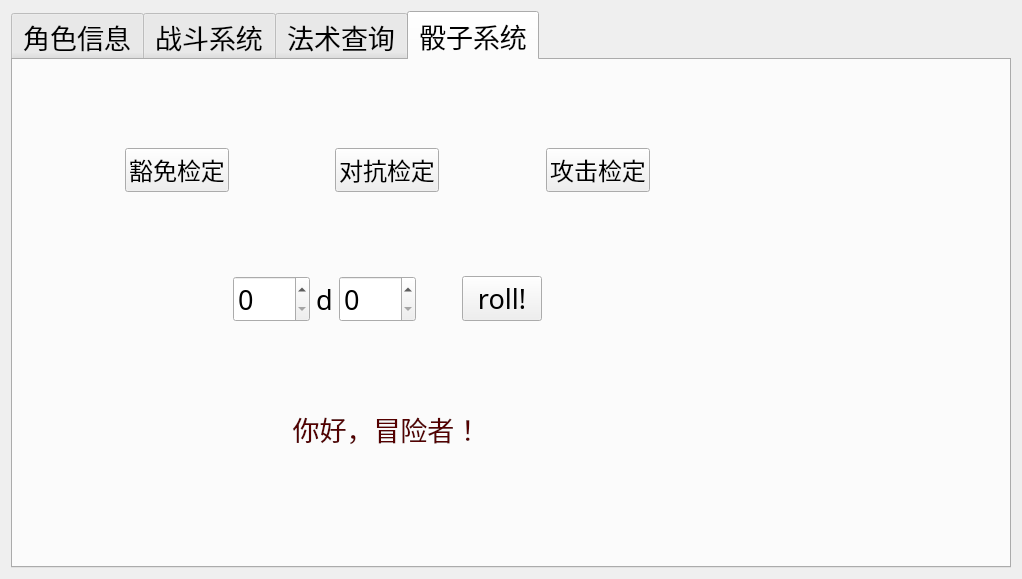
Old version of the form DungeonQuill/DungeonQuill.ui in the repository Kate723/DungeonQuill.
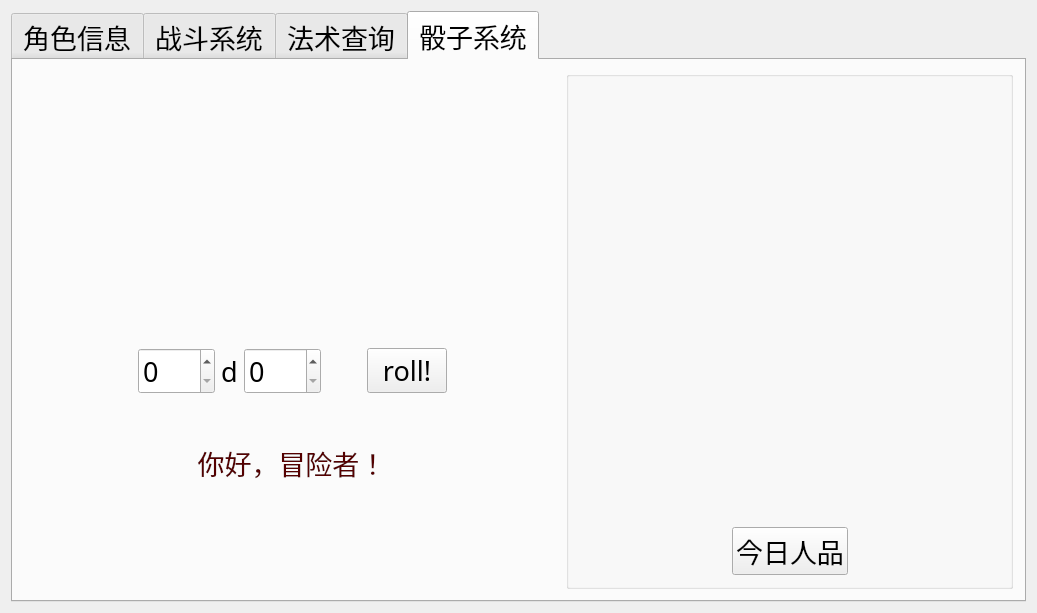
New version of the form. The open tabs and pages were chosen to show the change. Icons and pictures are not drawn.

What changed in the file:
```diff
--- a/DungeonQuill/DungeonQuill.ui
+++ b/DungeonQuill/DungeonQuill.ui
@@ -6,8 +6,8 @@
    <rect>
     <x>0</x>
     <y>0</y>
-    <width>1022</width>
-    <height>579</height>
+    <width>1037</width>
+    <height>613</height>
    </rect>
   </property>
   <property name="minimumSize">
@@ -511,135 +511,9 @@
        <attribute name="title">
         <string>骰子系统</string>
        </attribute>
-       <layout class="QHBoxLayout" name="horizontalLayout_5" stretch="3,1">
+       <layout class="QHBoxLayout" name="horizontalLayout_3" stretch="6,5">
         <item>
-         <layout class="QVBoxLayout" name="verticalLayout_5">
-          <item>
-           <spacer name="verticalSpacer_5">
-            <property name="orientation">
-             <enum>Qt::Vertical</enum>
-            </property>
-            <property name="sizeHint" stdset="0">
-             <size>
-              <width>20</width>
-              <height>40</height>
-             </size>
-            </property>
-           </spacer>
-          </item>
-          <item>
-           <layout class="QHBoxLayout" name="horizontalLayout_8">
-            <item>
-             <spacer name="horizontalSpacer_9">
-              <property name="orientation">
-               <enum>Qt::Horizontal</enum>
-              </property>
-              <property name="sizeHint" stdset="0">
-               <size>
-                <width>40</width>
-                <height>20</height>
-               </size>
-              </property>
-             </spacer>
-            </item>
-            <item>
-             <widget class="QPushButton" name="pushButton_3">
-              <property name="font">
-               <font>
-                <family>汉仪南宫体简</family>
-                <pointsize>18</pointsize>
-                <weight>50</weight>
-                <italic>false</italic>
-                <bold>false</bold>
-               </font>
-              </property>
-              <property name="styleSheet">
-               <string notr="true">font: 18pt &quot;汉仪南宫体简&quot;;</string>
-              </property>
-              <property name="text">
-               <string>豁免检定</string>
-              </property>
-             </widget>
-            </item>
-            <item>
-             <spacer name="horizontalSpacer_12">
-              <property name="orientation">
-               <enum>Qt::Horizontal</enum>
-              </property>
-              <property name="sizeHint" stdset="0">
-               <size>
-                <width>40</width>
-                <height>20</height>
-               </size>
-              </property>
-             </spacer>
-            </item>
-            <item>
-             <widget class="QPushButton" name="pushButton_4">
-              <property name="font">
-               <font>
-                <family>汉仪南宫体简</family>
-                <pointsize>18</pointsize>
-                <weight>50</weight>
-                <italic>false</italic>
-                <bold>false</bold>
-               </font>
-              </property>
-              <property name="styleSheet">
-               <string notr="true">font: 18pt &quot;汉仪南宫体简&quot;;</string>
-              </property>
-              <property name="text">
-               <string>对抗检定</string>
-              </property>
-             </widget>
-            </item>
-            <item>
-             <spacer name="horizontalSpacer_11">
-              <property name="orientation">
-               <enum>Qt::Horizontal</enum>
-              </property>
-              <property name="sizeHint" stdset="0">
-               <size>
-                <width>40</width>
-                <height>20</height>
-               </size>
-              </property>
-             </spacer>
-            </item>
-            <item>
-             <widget class="QPushButton" name="pushButton_5">
-              <property name="font">
-               <font>
-                <family>汉仪南宫体简</family>
-                <pointsize>18</pointsize>
-                <weight>50</weight>
-                <italic>false</italic>
-                <bold>false</bold>
-               </font>
-              </property>
-              <property name="styleSheet">
-               <string notr="true">font: 18pt &quot;汉仪南宫体简&quot;;</string>
-              </property>
-              <property name="text">
-               <string>攻击检定</string>
-              </property>
-             </widget>
-            </item>
-            <item>
-             <spacer name="horizontalSpacer_10">
-              <property name="orientation">
-               <enum>Qt::Horizontal</enum>
-              </property>
-              <property name="sizeHint" stdset="0">
-               <size>
-                <width>40</width>
-                <height>20</height>
-               </size>
-              </property>
-             </spacer>
-            </item>
-           </layout>
-          </item>
+         <layout class="QVBoxLayout" name="verticalLayout_5" stretch="2,0,0,1,0">
           <item>
            <spacer name="verticalSpacer_4">
             <property name="orientation">
@@ -653,6 +527,24 @@
             </property>
            </spacer>
           </item>
+          <item>
+           <widget class="QTextBrowser" name="diceRollText">
+            <property name="styleSheet">
+             <string notr="true">background-color: rgba(255, 255, 255, 0);
+font: 75 36pt &quot;Times New Roman&quot;;</string>
+            </property>
+            <property name="frameShape">
+             <enum>QFrame::NoFrame</enum>
+            </property>
+            <property name="html">
+             <string>&lt;!DOCTYPE HTML PUBLIC &quot;-//W3C//DTD HTML 4.0//EN&quot; &quot;http://www.w3.org/TR/REC-html40/strict.dtd&quot;&gt;
+&lt;html&gt;&lt;head&gt;&lt;meta name=&quot;qrichtext&quot; content=&quot;1&quot; /&gt;&lt;style type=&quot;text/css&quot;&gt;
+p, li { white-space: pre-wrap; }
+&lt;/style&gt;&lt;/head&gt;&lt;body style=&quot; font-family:'Times New Roman'; font-size:36pt; font-weight:72; font-style:normal;&quot;&gt;
+&lt;p align=&quot;center&quot; style=&quot;-qt-paragraph-type:empty; margin-top:0px; margin-bottom:0px; margin-left:0px; margin-right:0px; -qt-block-indent:0; text-indent:0px;&quot;&gt;&lt;br /&gt;&lt;/p&gt;&lt;/body&gt;&lt;/html&gt;</string>
+            </property>
+           </widget>
+          </item>
           <item>
            <layout class="QHBoxLayout" name="horizontalLayout_7">
             <item>
@@ -770,7 +662,7 @@
              <string>&lt;!DOCTYPE HTML PUBLIC &quot;-//W3C//DTD HTML 4.0//EN&quot; &quot;http://www.w3.org/TR/REC-html40/strict.dtd&quot;&gt;
 &lt;html&gt;&lt;head&gt;&lt;meta name=&quot;qrichtext&quot; content=&quot;1&quot; /&gt;&lt;style type=&quot;text/css&quot;&gt;
 p, li { white-space: pre-wrap; }
-&lt;/style&gt;&lt;/head&gt;&lt;body style=&quot; font-family:'SimSun'; font-size:11.25pt; font-weight:400; font-style:normal;&quot;&gt;
+&lt;/style&gt;&lt;/head&gt;&lt;body style=&quot; font-family:'SimSun'; font-size:9pt; font-weight:400; font-style:normal;&quot;&gt;
 &lt;p align=&quot;center&quot; style=&quot; margin-top:0px; margin-bottom:0px; margin-left:0px; margin-right:0px; -qt-block-indent:0; text-indent:0px;&quot;&gt;&lt;span style=&quot; font-family:'良怀行书'; font-size:20pt; color:#550000;&quot;&gt;你好，冒险者！&lt;/span&gt;&lt;/p&gt;&lt;/body&gt;&lt;/html&gt;</string>
             </property>
            </widget>
@@ -778,13 +670,77 @@
          </layout>
         </item>
         <item>
-         <widget class="QGraphicsView" name="graphicsView">
-          <property name="styleSheet">
-           <string notr="true">background-color: rgba(255, 255, 255, 0);</string>
+         <widget class="QGroupBox" name="groupBox">
+          <property name="title">
+           <string/>
           </property>
-          <property name="frameShape">
-           <enum>QFrame::NoFrame</enum>
-          </property>
+          <layout class="QVBoxLayout" name="verticalLayout_3">
+           <item>
+            <spacer name="verticalSpacer">
+             <property name="orientation">
+              <enum>Qt::Vertical</enum>
+             </property>
+             <property name="sizeHint" stdset="0">
+              <size>
+               <width>20</width>
+               <height>40</height>
+              </size>
+             </property>
+            </spacer>
+           </item>
+           <item>
+            <layout class="QHBoxLayout" name="horizontalLayout_2">
+             <item>
+              <spacer name="horizontalSpacer_3">
+               <property name="orientation">
+                <enum>Qt::Horizontal</enum>
+               </property>
+               <property name="sizeHint" stdset="0">
+                <size>
+                 <width>40</width>
+                 <height>20</height>
+                </size>
+               </property>
+              </spacer>
+             </item>
+             <item>
+              <widget class="QPushButton" name="jrrpButton">
+               <property name="minimumSize">
+                <size>
+                 <width>0</width>
+                 <height>40</height>
+                </size>
+               </property>
+               <property name="maximumSize">
+                <size>
+                 <width>200</width>
+                 <height>50</height>
+                </size>
+               </property>
+               <property name="styleSheet">
+                <string notr="true">font: 18pt &quot;汉仪南宫体简&quot;;</string>
+               </property>
+               <property name="text">
+                <string>今日人品</string>
+               </property>
+              </widget>
+             </item>
+             <item>
+              <spacer name="horizontalSpacer_2">
+               <property name="orientation">
+                <enum>Qt::Horizontal</enum>
+               </property>
+               <property name="sizeHint" stdset="0">
+                <size>
+                 <width>40</width>
+                 <height>20</height>
+                </size>
+               </property>
+              </spacer>
+             </item>
+            </layout>
+           </item>
+          </layout>
          </widget>
         </item>
        </layout>
```
Left out of the diff: 26 changed lines with no effect on the pictures.
